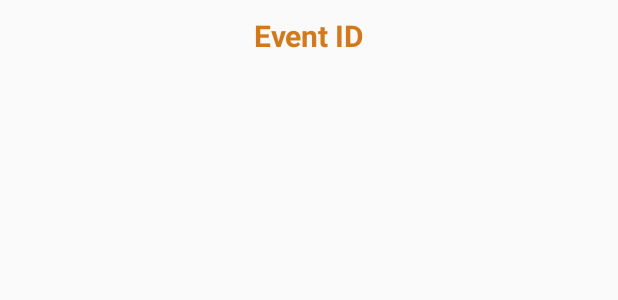
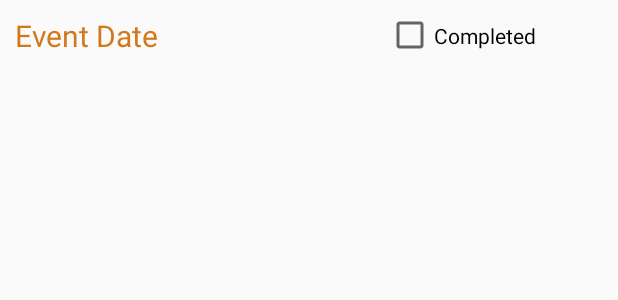
Before and after one commit to seanr89/MyGroupRandomiser, an Android app: the layout event_listview_item.xml on its own in the app's theme, with its tools: preview values and no code run, on a phone screen of 412 x 824 dp. Shown: the top 300 px of the screen. Run offline under Robolectric (Android 15) with nearby library versions, the light colour scheme and no system bars.

Commit message:
Updates to event listview item and comments added to some basic utiliymethods

```diff
--- a/app/src/main/java/com/example/seanrafferty/mygrouprandomiser/Adapters/RecyclerAdapters/GroupEventRecyclerAdapter.kt
+++ b/app/src/main/java/com/example/seanrafferty/mygrouprandomiser/Adapters/RecyclerAdapters/GroupEventRecyclerAdapter.kt
@@ -18,7 +18,7 @@ class GroupEventRecyclerAdapter(var eventList: ArrayList<GroupEvent>,
     var SelectedItems : ArrayList<GroupEvent> = arrayListOf()
 
     override fun onCreateViewHolder(parent: ViewGroup, viewType: Int): GroupEventRecyclerAdapter.EventViewHolder {
-        val v = LayoutInflater.from(parent?.context).inflate(R.layout.player_listview_item, parent, false)
+        val v = LayoutInflater.from(parent?.context).inflate(R.layout.event_listview_item, parent, false)
         return EventViewHolder(v)
     }
 
--- a/app/src/main/java/com/example/seanrafferty/mygrouprandomiser/Fragments/EventSetupFragment.kt
+++ b/app/src/main/java/com/example/seanrafferty/mygrouprandomiser/Fragments/EventSetupFragment.kt
@@ -200,15 +200,14 @@ class EventSetupFragment : Fragment()
 
     fun GetSelectedDateAndTime() : LocalDateTime
     {
-        Log.d("GroupEventGeneratorAct", object{}.javaClass.enclosingMethod.name)
+        Log.d("EventSetupFragment", object{}.javaClass.enclosingMethod.name)
         var Date = viewDate.text
         var Time = viewTime.text
 
         var dateTimeString = "${Date.toString()} ${Time.toString()}"
-        Log.d("Method", "Formatted time : $dateTimeString")
 
         var dateTime : LocalDateTime
-        dateTime = UtilityMethods.ConvertStringToDateTime("${Date.toString()} ${Time.toString()}")
+        dateTime = UtilityMethods.ConvertStringToDateTime(dateTimeString)
         return dateTime
     }
 
--- a/app/src/main/res/layout/event_listview_item.xml
+++ b/app/src/main/res/layout/event_listview_item.xml
@@ -5,14 +5,23 @@
 
 
     <TextView
-        android:id="@+id/EventIDTextHeader"
-        android:layout_width="match_parent"
+        android:id="@+id/EventDateText"
+        android:layout_width="215dp"
         android:layout_height="wrap_content"
-        android:gravity="center"
         android:padding="10dp"
-        android:text="Event ID"
+        android:text="Event Date"
         android:textColor="@color/colorPrimary"
-        android:textSize="20sp"
-        android:textStyle="bold" />
+        android:textSize="20sp" />
+
+    <CheckBox
+        android:id="@+id/checkBoxCompleted"
+        android:layout_width="141dp"
+        android:layout_height="47dp"
+        android:layout_alignParentEnd="true"
+        android:layout_alignParentTop="true"
+        android:layout_marginEnd="13dp"
+        android:clickable="false"
+        android:text="Completed" />
+
 
 </RelativeLayout>
--- a/build.gradle
+++ b/build.gradle
@@ -1,7 +1,7 @@
 // Top-level build file where you can add configuration options common to all sub-projects/modules.
 
 buildscript {
-    ext.kotlin_version = '1.2.30'
+    ext.kotlin_version = '1.2.41'
     repositories {
         google()
         jcenter()
```
Also changed, not shown: app/src/main/java/com/example/seanrafferty/mygrouprandomiser/Utilities/UtilityMethods.kt (+6 -2 lines).
